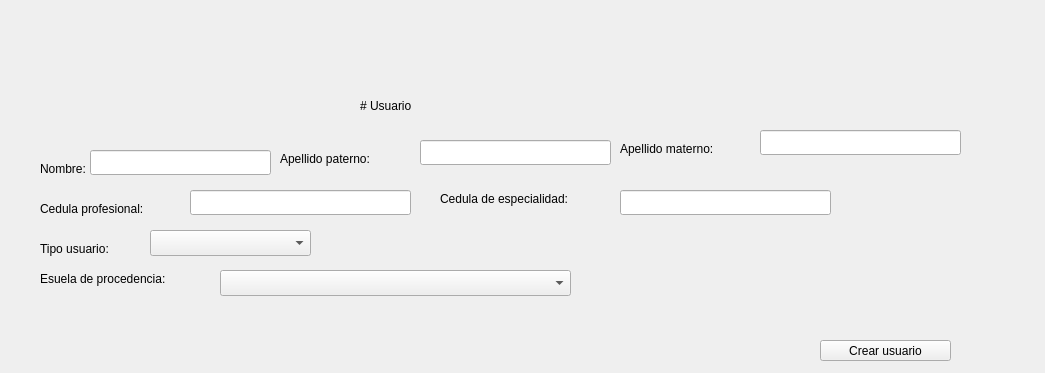
Before: the Qt Designer form Documentacion/QtDesigner/usuario_crear.ui in AsgardUtvt/ProyectoIntegrador1, drawn with Qt 5.
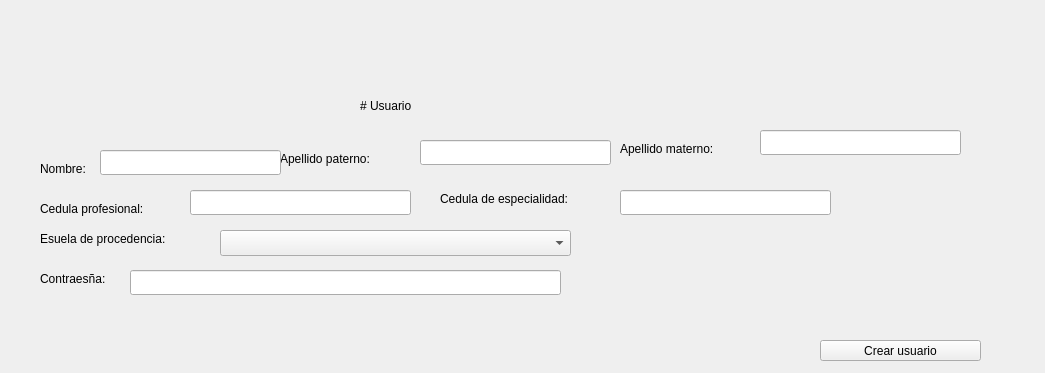
After: the same form once the commit is applied.

Patch:
```diff
--- a/Documentacion/QtDesigner/usuario_crear.ui
+++ b/Documentacion/QtDesigner/usuario_crear.ui
@@ -30,7 +30,7 @@
    <property name="geometry">
     <rect>
      <x>220</x>
-     <y>270</y>
+     <y>230</y>
      <width>351</width>
      <height>26</height>
     </rect>
@@ -76,7 +76,7 @@
    <property name="geometry">
     <rect>
      <x>40</x>
-     <y>270</y>
+     <y>230</y>
      <width>181</width>
      <height>18</height>
     </rect>
@@ -85,19 +85,6 @@
     <string>Esuela de procedencia:</string>
    </property>
   </widget>
-  <widget class="QLabel" name="label_5">
-   <property name="geometry">
-    <rect>
-     <x>40</x>
-     <y>240</y>
-     <width>111</width>
-     <height>18</height>
-    </rect>
-   </property>
-   <property name="text">
-    <string>Tipo usuario:</string>
-   </property>
-  </widget>
   <widget class="QLineEdit" name="le_apellido_materno">
    <property name="geometry">
     <rect>
@@ -126,7 +113,7 @@
     <rect>
      <x>820</x>
      <y>340</y>
-     <width>131</width>
+     <width>161</width>
      <height>21</height>
     </rect>
    </property>
@@ -134,20 +121,10 @@
     <string>Crear usuario</string>
    </property>
   </widget>
-  <widget class="QComboBox" name="cb_tipo_usuario">
-   <property name="geometry">
-    <rect>
-     <x>150</x>
-     <y>230</y>
-     <width>161</width>
-     <height>26</height>
-    </rect>
-   </property>
-  </widget>
   <widget class="QLineEdit" name="le_nombre_usuario">
    <property name="geometry">
     <rect>
-     <x>90</x>
+     <x>100</x>
      <y>150</y>
      <width>181</width>
      <height>25</height>
@@ -206,6 +183,29 @@
     <string>Cedula profesional:</string>
    </property>
   </widget>
+  <widget class="QLabel" name="label_9">
+   <property name="geometry">
+    <rect>
+     <x>40</x>
+     <y>270</y>
+     <width>91</width>
+     <height>18</height>
+    </rect>
+   </property>
+   <property name="text">
+    <string>Contraesña:</string>
+   </property>
+  </widget>
+  <widget class="QLineEdit" name="le_contrasena">
+   <property name="geometry">
+    <rect>
+     <x>130</x>
+     <y>270</y>
+     <width>431</width>
+     <height>25</height>
+    </rect>
+   </property>
+  </widget>
  </widget>
  <resources/>
  <connections/>
```
Left out of the diff: 4 changed lines with no effect on the pictures.
